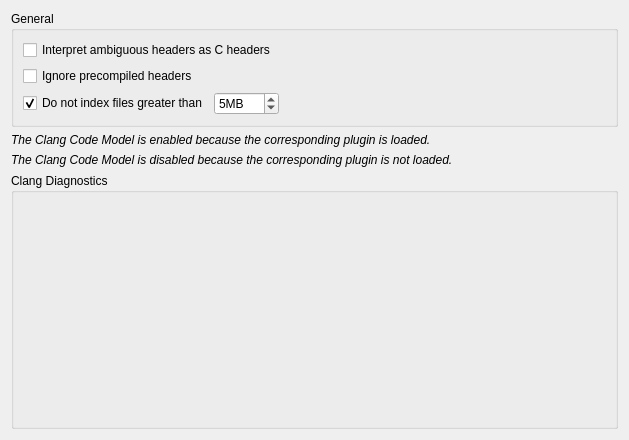
Old version of the form src/plugins/cpptools/cppcodemodelsettingspage.ui in the repository qt-creator/qt-creator.
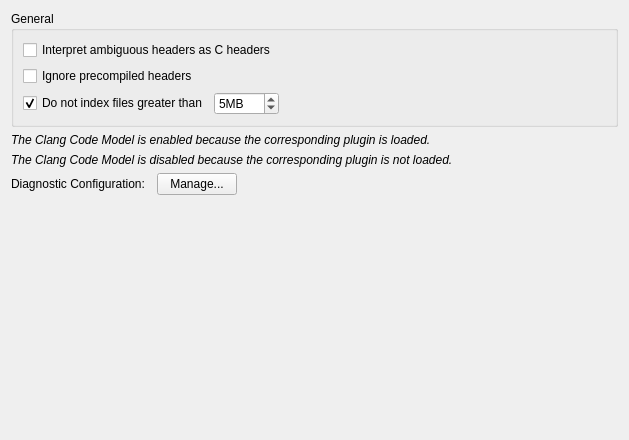
New version of the form. Custom widgets are drawn as their Qt base class.

Commit message:
CppTools: Split diagnostic settings and selection
Now selection is only consists of combobox and
a "Manage" button to diagnostic configurations.
Diagnostic configurations are moved to the modal dialog
which is shown by clicking the mentioned "Manage" button.

Patch:
```diff
--- a/src/plugins/cpptools/cppcodemodelsettingspage.ui
+++ b/src/plugins/cpptools/cppcodemodelsettingspage.ui
@@ -98,24 +98,61 @@
     </widget>
    </item>
    <item>
-    <widget class="QGroupBox" name="clangSettingsGroupBox">
-     <property name="sizePolicy">
-      <sizepolicy hsizetype="Preferred" vsizetype="Expanding">
-       <horstretch>0</horstretch>
-       <verstretch>0</verstretch>
-      </sizepolicy>
+    <layout class="QHBoxLayout" name="clangDiagnosticsLayout">
+     <item>
+      <widget class="QLabel" name="label">
+       <property name="text">
+        <string>Diagnostic Configuration:</string>
+       </property>
+      </widget>
+     </item>
+     <item>
+      <widget class="CppTools::ClangDiagnosticConfigsSelectionWidget" name="clangDiagnosticConfigsSelectionWidget" native="true"/>
+     </item>
+     <item>
+      <widget class="QPushButton" name="manageButton">
+       <property name="text">
+        <string>Manage...</string>
+       </property>
+      </widget>
+     </item>
+     <item>
+      <spacer name="horizontalSpacer_2">
+       <property name="orientation">
+        <enum>Qt::Horizontal</enum>
+       </property>
+       <property name="sizeHint" stdset="0">
+        <size>
+         <width>40</width>
+         <height>20</height>
+        </size>
+       </property>
+      </spacer>
+     </item>
+    </layout>
+   </item>
+   <item>
+    <spacer name="verticalSpacer">
+     <property name="orientation">
+      <enum>Qt::Vertical</enum>
      </property>
-     <property name="title">
-      <string>Clang Diagnostics</string>
+     <property name="sizeHint" stdset="0">
+      <size>
+       <width>20</width>
+       <height>40</height>
+      </size>
      </property>
-     <property name="checkable">
-      <bool>false</bool>
-     </property>
-     <layout class="QVBoxLayout" name="verticalLayout_3"/>
-    </widget>
+    </spacer>
    </item>
   </layout>
  </widget>
+ <customwidgets>
+  <customwidget>
+   <class>CppTools::ClangDiagnosticConfigsSelectionWidget</class>
+   <extends>QWidget</extends>
+   <header>cpptools/clangdiagnosticconfigsselectionwidget.h</header>
+  </customwidget>
+ </customwidgets>
  <resources/>
  <connections/>
 </ui>
```
The commit also changes 12 other files.
